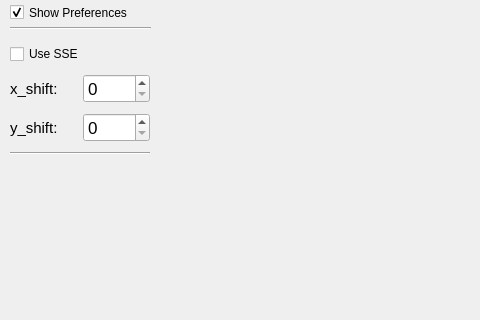
First picture: the form in mainwindow.ui, repository IvanBrekman/ImageCancate, before the edit; both pictures show x 0 to 480 and y 0 to 320 of the 800 by 600 pixel window.
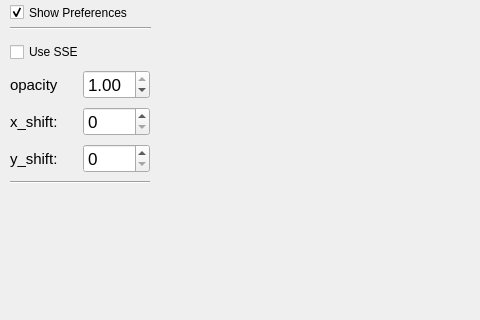
Second picture: the form after the edit.

Patch:
```diff
--- a/mainwindow.ui
+++ b/mainwindow.ui
@@ -20,7 +20,7 @@
       <x>10</x>
       <y>40</y>
       <width>140</width>
-      <height>121</height>
+      <height>150</height>
      </rect>
     </property>
     <layout class="QVBoxLayout" name="verticalLayout">
@@ -31,6 +31,42 @@
        </property>
       </widget>
      </item>
+     <item>
+      <layout class="QHBoxLayout" name="horizontalLayout_3">
+       <item>
+        <widget class="QLabel" name="label_3">
+         <property name="font">
+          <font>
+           <family>Ubuntu</family>
+           <pointsize>11</pointsize>
+          </font>
+         </property>
+         <property name="text">
+          <string>opacity</string>
+         </property>
+        </widget>
+       </item>
+       <item>
+        <widget class="QDoubleSpinBox" name="op_dsb">
+         <property name="font">
+          <font>
+           <family>Ubuntu</family>
+           <pointsize>13</pointsize>
+          </font>
+         </property>
+         <property name="maximum">
+          <double>1.000000000000000</double>
+         </property>
+         <property name="singleStep">
+          <double>0.050000000000000</double>
+         </property>
+         <property name="value">
+          <double>1.000000000000000</double>
+         </property>
+        </widget>
+       </item>
+      </layout>
+     </item>
      <item>
       <layout class="QHBoxLayout" name="horizontalLayout">
        <item>
```
Left out of the diff: 4 changed lines with no effect on the pictures.
